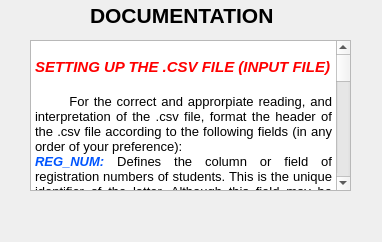
This is UIs/Glossary.ui in Forwah2023/Classsroom-Insights as Qt 5 draws it before an edit. The edited form follows.
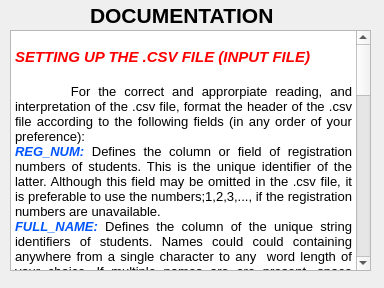
This is the edited form. Icons and pictures are not drawn.

Commit message:
added message boxes and toolbar
Added toolbar and moved four buttons to it. Also implemented a message box to confirm delete in Db manager. Removed label previously used for display in Mainwindow and moved them to status bar of Qmainwindow

Patch:
```diff
--- a/UIs/Glossary.ui
+++ b/UIs/Glossary.ui
@@ -6,8 +6,8 @@
    <rect>
     <x>0</x>
     <y>0</y>
-    <width>382</width>
-    <height>242</height>
+    <width>384</width>
+    <height>288</height>
    </rect>
   </property>
   <property name="windowTitle">
@@ -20,10 +20,10 @@
   <widget class="QTextBrowser" name="textBrowser">
    <property name="geometry">
     <rect>
-     <x>30</x>
-     <y>40</y>
-     <width>321</width>
-     <height>151</height>
+     <x>10</x>
+     <y>30</y>
+     <width>361</width>
+     <height>241</height>
     </rect>
    </property>
    <property name="html">
```
The commit also changes 4 other files.
